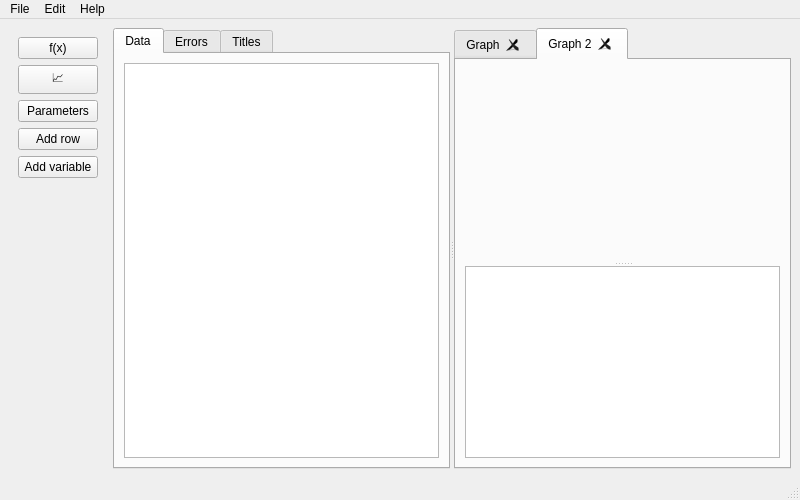
Before: the Qt Designer form main/mainwindow.ui in Kirikus/Experiments_2024_autumn, drawn with Qt 5.
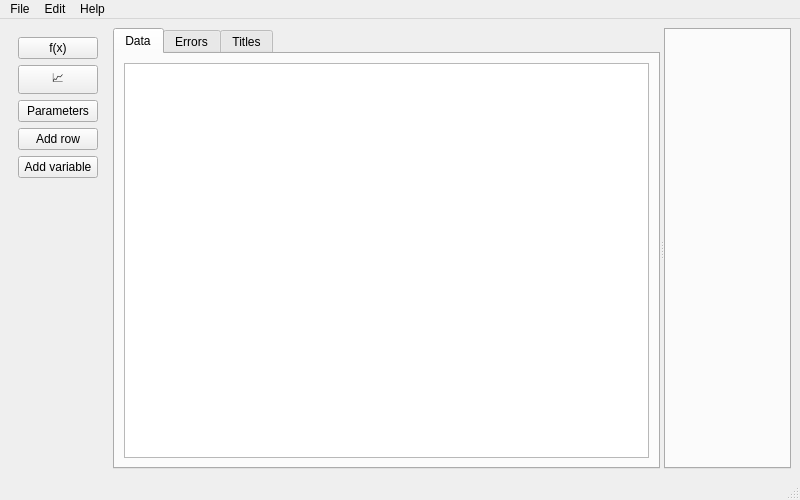
After: the same form once the commit is applied. The open tabs and pages were chosen to show the change.

```diff
--- a/main/mainwindow.ui
+++ b/main/mainwindow.ui
@@ -149,68 +149,9 @@
        </widget>
       </widget>
       <widget class="QTabWidget" name="graphics">
-       <property name="mouseTracking">
-        <bool>false</bool>
-       </property>
-       <property name="tabShape">
-        <enum>QTabWidget::Rounded</enum>
-       </property>
-       <property name="currentIndex">
-        <number>0</number>
-       </property>
        <property name="tabsClosable">
         <bool>true</bool>
        </property>
-       <widget class="QWidget" name="graph1">
-        <attribute name="title">
-         <string>Graph</string>
-        </attribute>
-        <layout class="QVBoxLayout" name="verticalLayout">
-         <item>
-          <widget class="QSplitter" name="splitter_2">
-           <property name="orientation">
-            <enum>Qt::Vertical</enum>
-           </property>
-           <widget class="QWidget" name="widget" native="true">
-            <property name="sizePolicy">
-             <sizepolicy hsizetype="Preferred" vsizetype="Preferred">
-              <horstretch>0</horstretch>
-              <verstretch>1</verstretch>
-             </sizepolicy>
-            </property>
-           </widget>
-           <widget class="QTableWidget" name="tableWidget_2"/>
-          </widget>
-         </item>
-        </layout>
-       </widget>
-       <widget class="QWidget" name="graph2">
-        <attribute name="title">
-         <string>Graph 2</string>
-        </attribute>
-        <layout class="QVBoxLayout" name="verticalLayout_2">
-         <item>
-          <widget class="QSplitter" name="splitter_3">
-           <property name="orientation">
-            <enum>Qt::Vertical</enum>
-           </property>
-           <widget class="QWidget" name="widget_2" native="true">
-            <property name="sizePolicy">
-             <sizepolicy hsizetype="Preferred" vsizetype="Preferred">
-              <horstretch>0</horstretch>
-              <verstretch>1</verstretch>
-             </sizepolicy>
-            </property>
-           </widget>
-           <widget class="QTableWidget" name="tableWidget_3">
-            <property name="sizeAdjustPolicy">
-             <enum>QAbstractScrollArea::AdjustIgnored</enum>
-            </property>
-           </widget>
-          </widget>
-         </item>
-        </layout>
-       </widget>
       </widget>
      </widget>
     </item>
```
Left out of the diff: 2 changed lines with no effect on the pictures.
